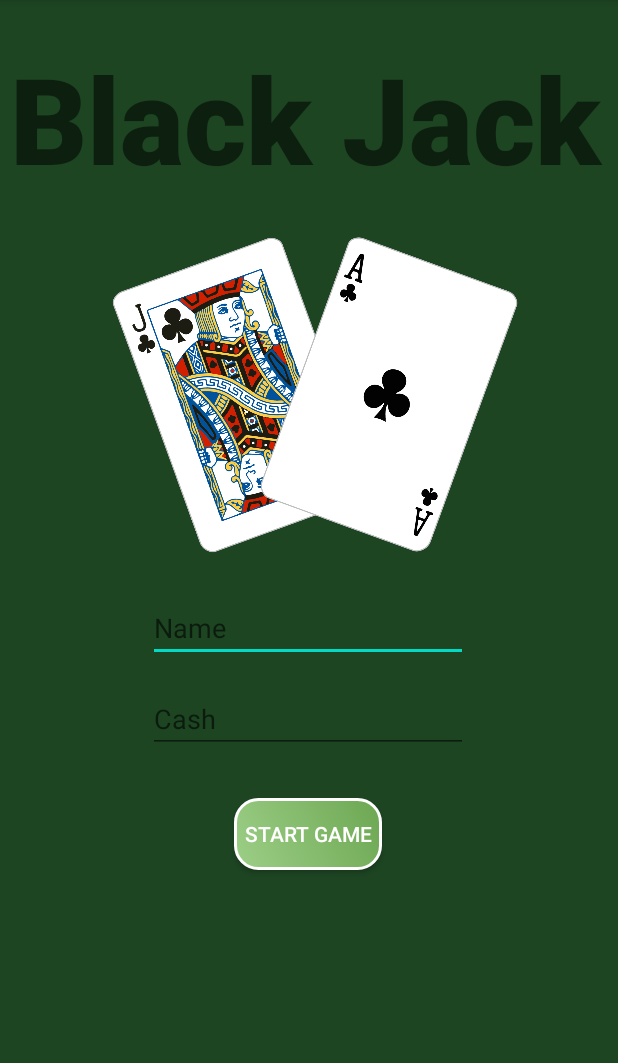
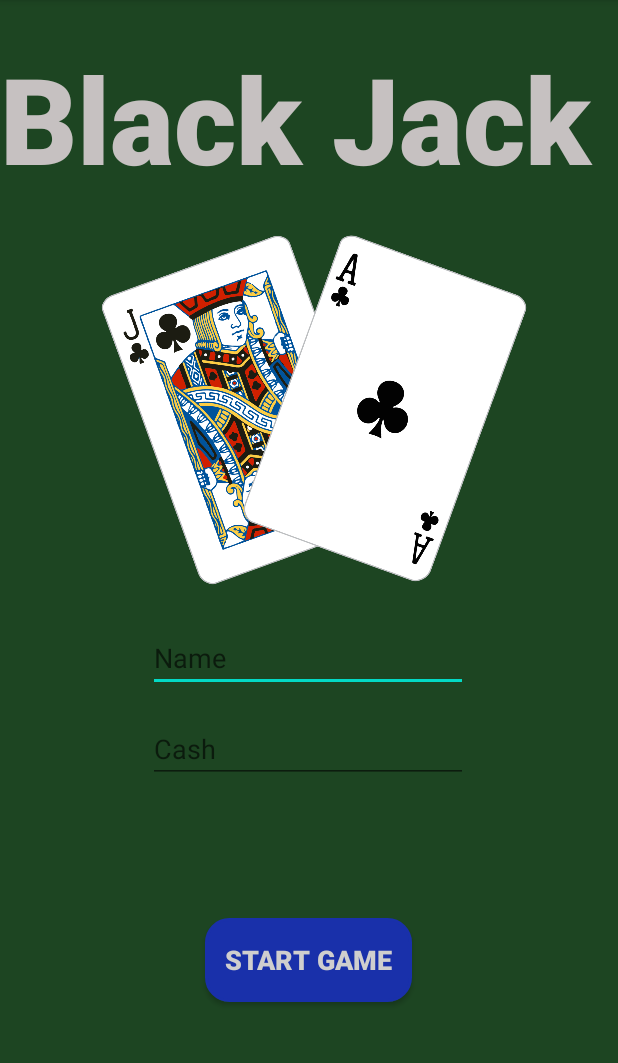
Before and after one commit to axelsode/CardGame, an Android app: the screen it shows after launch (MainActivity), on a phone screen of 412 x 824 dp, the part 84-1147 px from its top. Run offline under Robolectric (Android 15) with nearby library versions, the phone set to English and light mode, and no system bars.

Commit message:
Nothing to report

```diff
--- a/app/src/main/res/layout/activity_main.xml
+++ b/app/src/main/res/layout/activity_main.xml
@@ -9,10 +9,15 @@
 
     <Button
         android:id="@+id/button"
-        android:layout_width="wrap_content"
-        android:layout_height="wrap_content"
-        android:layout_marginTop="30dp"
+        android:layout_width="138dp"
+        android:layout_height="56dp"
+        android:layout_marginBottom="10dp"
+        android:backgroundTint="#1930AA"
+        android:fontFamily="sans-serif-black"
         android:text="@string/start_button"
+        android:textColor="#CFCECE"
+        android:textSize="18sp"
+        app:layout_constraintBottom_toBottomOf="parent"
         app:layout_constraintEnd_toEndOf="parent"
         app:layout_constraintHorizontal_bias="0.498"
         app:layout_constraintStart_toStartOf="parent"
@@ -20,8 +25,8 @@
 
     <ImageView
         android:id="@+id/imageView2"
-        android:layout_width="152dp"
-        android:layout_height="185dp"
+        android:layout_width="165dp"
+        android:layout_height="205dp"
         android:layout_marginTop="28dp"
         android:rotation="-20"
         app:layout_constraintEnd_toEndOf="parent"
@@ -32,8 +37,8 @@
 
     <ImageView
         android:id="@+id/imageView3"
-        android:layout_width="176dp"
-        android:layout_height="185dp"
+        android:layout_width="188dp"
+        android:layout_height="204dp"
         android:layout_marginTop="28dp"
         android:rotation="20"
         app:layout_constraintEnd_toEndOf="parent"
@@ -44,11 +49,12 @@
 
     <TextView
         android:id="@+id/textView"
-        android:layout_width="399dp"
+        android:layout_width="0dp"
         android:layout_height="117dp"
         android:layout_marginTop="25dp"
         android:fontFamily="sans-serif-black"
         android:text="Black Jack"
+        android:textColor="#C6C1C1"
         android:textSize="80sp"
         app:layout_constraintEnd_toEndOf="parent"
         app:layout_constraintStart_toStartOf="parent"
```
